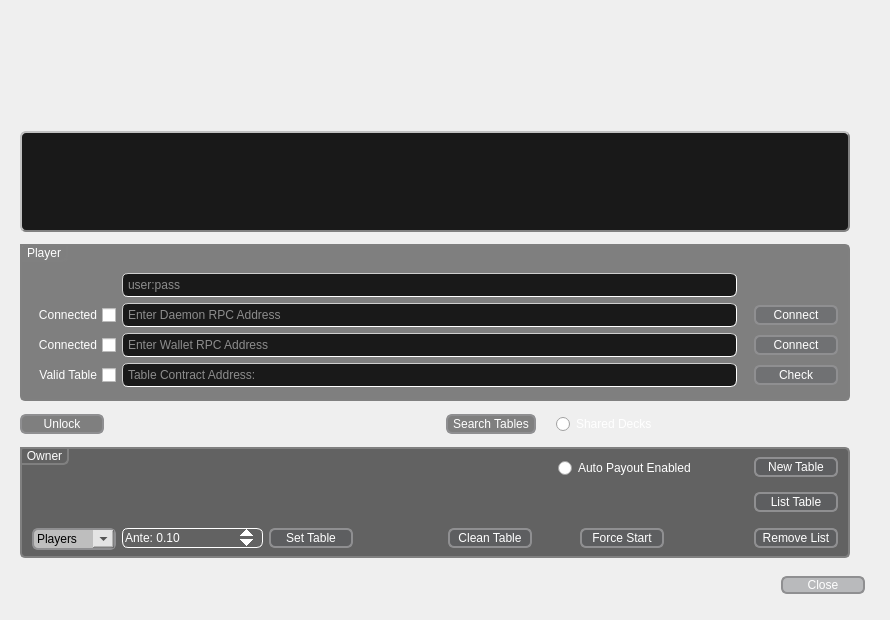
SixofClubsss/Dero-Poker-Table, file FiveCardDraw/menu.ui: the form before one commit.
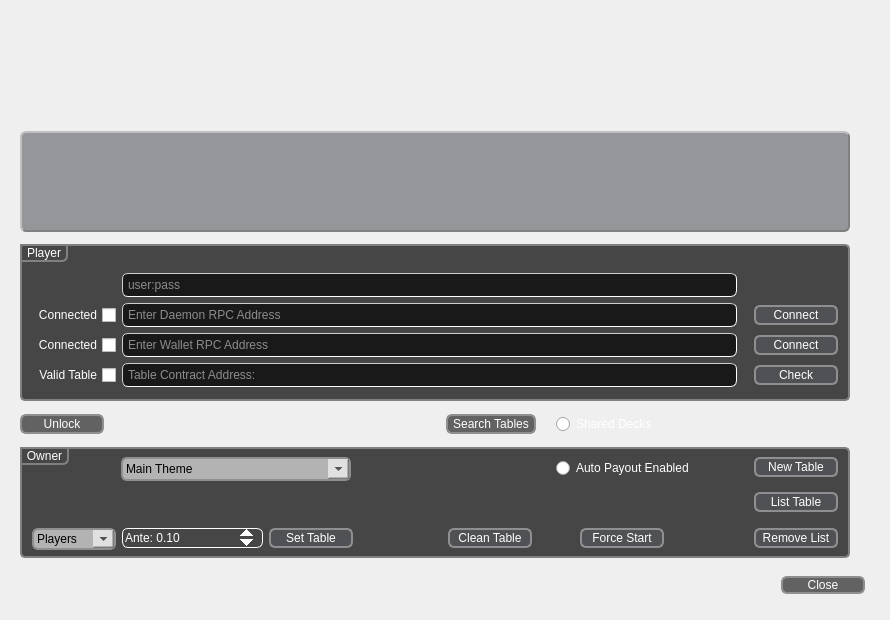
The form after the commit. Icons and pictures are not drawn.

Patch:
```diff
--- a/FiveCardDraw/menu.ui
+++ b/FiveCardDraw/menu.ui
@@ -36,12 +36,7 @@
     <normaloff>:/images/dReamTablesDero.png</normaloff>:/images/dReamTablesDero.png</iconset>
   </property>
   <property name="styleSheet">
-   <string notr="true">QDialog{
-	background-image: url(:/images/background.png);	
-	background-position: center;
-}
-
-QLineEdit {
+   <string notr="true">QLineEdit {
     color: rgb(255, 255, 255);
     border-style: inset;
     border-width: 1px;
@@ -53,7 +48,7 @@
 
 QPushButton:enabled{
 	color: rgb(255, 255, 255);
-	background-color: rgba(85, 88, 93, 90);
+	background-color: rgba(85, 88, 93, 150);
     border: 2px solid #8f8f91;
     border-radius: 6px;
     min-width: 80px;
@@ -143,9 +138,11 @@
 }
 
 QComboBox QAbstractItemView {
-	color: rgb(255, 255, 255);
+	color: rgb(0, 0, 0);
     border: 2px solid darkgray;
-	background-color: rgba(255, 255, 255, 150);
+	background-color: rgb(255, 255, 255);
+    min-width: 120px;
+
 }
 
 QComboBox:hover {
@@ -220,7 +217,7 @@
     border-width: 2px;
     border-radius: 6px;
     padding: 3px;
-	background-color: rgb(25, 25, 25);
+    background-color: rgba(85, 88, 93, 150);
     color: rgb(255, 255, 255);</string>
      </property>
     </widget>
@@ -243,7 +240,7 @@
       <string notr="true">QGroupBox {
     border: 2px solid gray;
     border-radius: 5px;
-	background-color: rgba(0, 0, 0, 120);
+	background-color: rgba(0, 0, 0, 180);
 }
 
 QGroupBox::title {
@@ -534,7 +531,7 @@
      <property name="styleSheet">
       <string notr="true">QPushButton:enabled{
 	color: rgb(255, 255, 255);
-	background-color: rgba(0, 0, 0, 120);
+	background-color: rgba(0, 0, 0, 150);
     border: 2px solid #8f8f91;
     border-radius: 6px;
     min-width: 80px;
@@ -579,7 +576,7 @@
      <property name="styleSheet">
       <string notr="true">QPushButton:enabled{
 	color: rgb(255, 255, 255);
-	background-color: rgba(0, 0, 0, 120);
+	background-color: rgba(0, 0, 0, 150);
     border: 2px solid #8f8f91;
     border-radius: 6px;
     min-width: 80px;
@@ -625,7 +622,7 @@
       <string notr="true">QGroupBox {
     border: 2px solid gray;
     border-radius: 5px;
-	background-color: rgba(0, 0, 0, 150);
+	background-color: rgba(0, 0, 0, 180);
 }
 
 QGroupBox::title {
@@ -648,7 +645,7 @@
      <widget class="QRadioButton" name="autoPayRButton">
       <property name="geometry">
        <rect>
-        <x>538</x>
+        <x>536</x>
         <y>10</y>
         <width>150</width>
         <height>22</height>
@@ -896,6 +893,27 @@
        <string>Force Start</string>
       </property>
      </widget>
+     <widget class="QComboBox" name="themeComboBox">
+      <property name="geometry">
+       <rect>
+        <x>101</x>
+        <y>10</y>
+        <width>230</width>
+        <height>24</height>
+       </rect>
+      </property>
+      <property name="toolTip">
+       <string extracomment="Choose app theme"/>
+      </property>
+      <property name="styleSheet">
+       <string notr="true">color: rgb(0, 0, 0);</string>
+      </property>
+      <item>
+       <property name="text">
+        <string>Main Theme</string>
+       </property>
+      </item>
+     </widget>
     </widget>
    </item>
    <item row="5" column="2">
@@ -919,7 +937,30 @@
       <enum>Qt::RightToLeft</enum>
      </property>
      <property name="styleSheet">
-      <string notr="true"/>
+      <string notr="true">QPushButton:enabled{
+	color: rgb(255, 255, 255);
+	background-color: rgba(0, 0, 0, 150);
+    border: 2px solid #8f8f91;
+    border-radius: 6px;
+    min-width: 80px;
+}
+
+QPushButton:hover {
+	background-color: rgba(79, 186, 196, 150);
+}
+
+QPushButton:pressed {
+	background-color: rgb(56, 47, 165);
+}
+
+QPushButton:!enabled{
+    border: 2px solid;
+	border-color: rgba(143, 143, 145, 90);
+    border-radius: 6px;
+	color: rgba(0, 0, 0, 0);
+    border-radius: 6px;
+    min-width: 80px;
+}</string>
      </property>
      <property name="orientation">
       <enum>Qt::Horizontal</enum>
```
Left out of the diff: 64 changed lines with no effect on the pictures.
